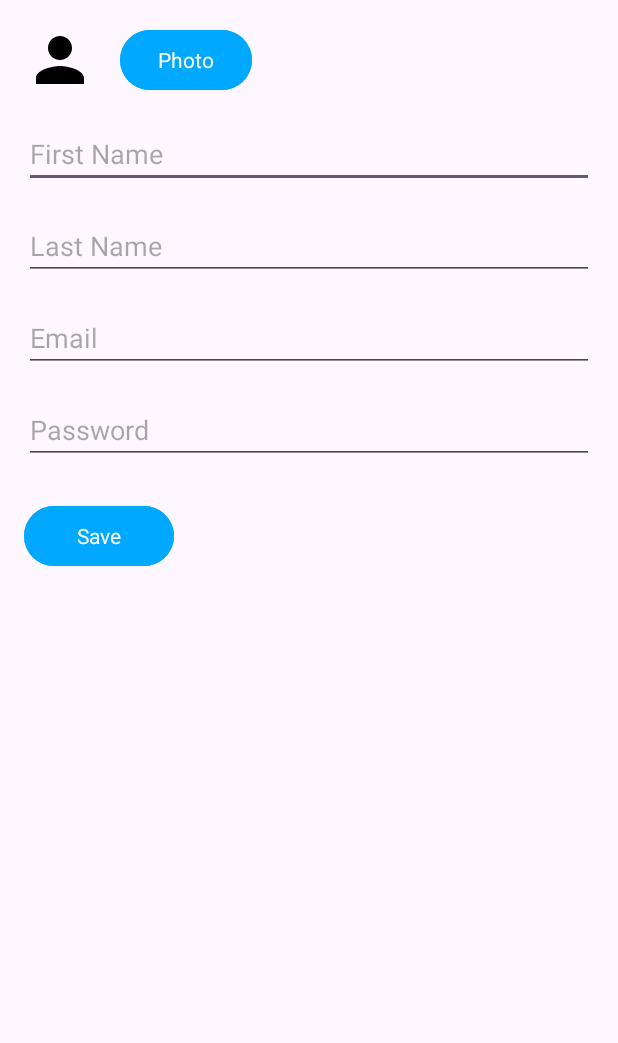
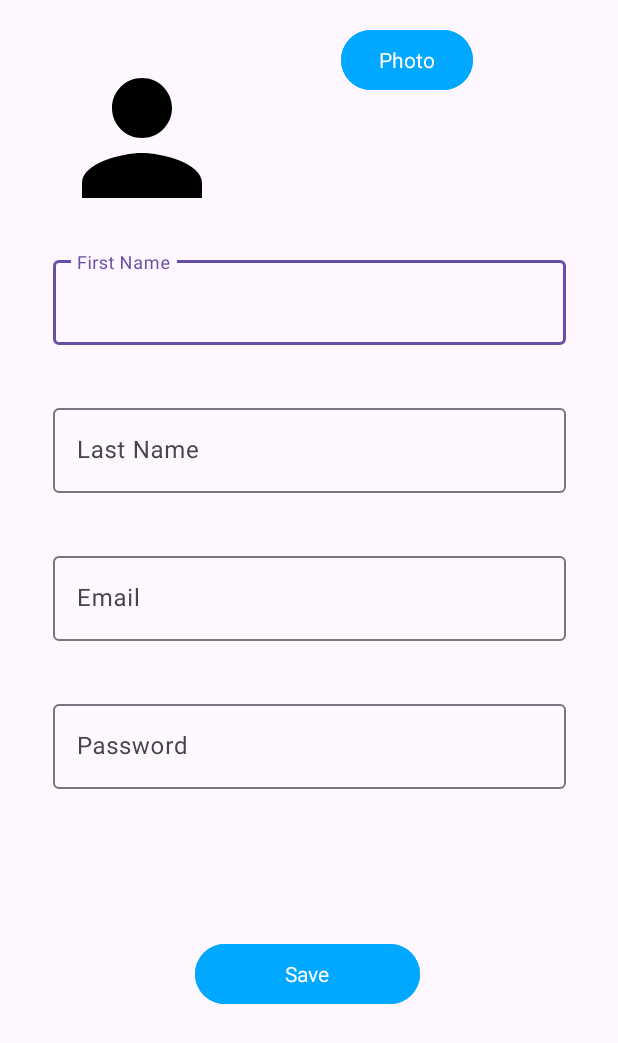
Before and after one commit to The-Petot/Mindcraft, an Android app: the SettingProfileActivity screen opened directly, with no data from a screen before it, on a phone screen of 412 x 824 dp. Shown: the top 1043 px of the screen. Run offline under Robolectric (Android 15) with nearby library versions, the phone set to English and light mode, and no system bars; pictures from the network do not load; 6 statements that could not run were skipped.

Commit message:
Memperbaiki tampilan setting

```diff
--- /dev/null
+++ b/app/src/main/res/drawable/ic_edit.xml
@@ -0,0 +1,5 @@
+<vector xmlns:android="http://schemas.android.com/apk/res/android" android:height="24dp" android:tint="#000000" android:viewportHeight="24" android:viewportWidth="24" android:width="24dp">
+
+    <path android:fillColor="@android:color/white" android:pathData="M3,17.25V21h3.75L17.81,9.94l-3.75,-3.75L3,17.25zM20.71,7.04c0.39,-0.39 0.39,-1.02 0,-1.41l-2.34,-2.34c-0.39,-0.39 -1.02,-0.39 -1.41,0l-1.83,1.83 3.75,3.75 1.83,-1.83z"/>
+
+</vector>
--- a/app/src/main/res/layout/activity_setting_profile.xml
+++ b/app/src/main/res/layout/activity_setting_profile.xml
@@ -1,74 +1,135 @@
 <?xml version="1.0" encoding="utf-8"?>
-<LinearLayout xmlns:android="http://schemas.android.com/apk/res/android"
+<androidx.constraintlayout.widget.ConstraintLayout
+    xmlns:android="http://schemas.android.com/apk/res/android"
+    xmlns:app="http://schemas.android.com/apk/res-auto"
+    xmlns:tools="http://schemas.android.com/tools"
     android:layout_width="match_parent"
     android:layout_height="match_parent"
-    android:orientation="vertical"
     android:padding="16dp">
 
-    <LinearLayout
-        android:layout_width="match_parent"
-        android:layout_height="wrap_content"
-        android:gravity="center_vertical">
+    <!-- Profile Image -->
+
+    <!-- Photo Button -->
+
+    <!-- First Name -->
 
     <ImageView
         android:id="@+id/profileImageView"
-            android:layout_width="48dp"
-            android:layout_height="48dp"
+        android:layout_width="120dp"
+        android:layout_height="120dp"
+        android:layout_marginTop="16dp"
         android:contentDescription="@string/profile_picture"
-            android:src="@drawable/ic_person" />
+        android:src="@drawable/ic_person"
+        app:layout_constraintEnd_toEndOf="parent"
+        app:layout_constraintHorizontal_bias="0.073"
+        app:layout_constraintStart_toStartOf="parent"
+        app:layout_constraintTop_toTopOf="parent" />
 
     <Button
         android:id="@+id/photoButton"
         android:layout_width="wrap_content"
         android:layout_height="wrap_content"
-            android:layout_marginStart="16dp"
+        android:backgroundTint="@color/primary"
+        android:drawableStart="@drawable/ic_edit"
+        android:drawablePadding="8dp"
         android:text="@string/photo"
-            android:backgroundTint="@color/primary"/>
+        app:layout_constraintEnd_toEndOf="parent"
+        app:layout_constraintHorizontal_bias="0.475"
+        app:layout_constraintStart_toEndOf="@+id/profileImageView"
+        tools:layout_editor_absoluteY="55dp"
+        tools:ignore="MissingConstraints" />
 
-    </LinearLayout>
+    <com.google.android.material.textfield.TextInputLayout
+        android:id="@+id/firstNameLayout"
+        android:layout_width="0dp"
+        android:layout_height="wrap_content"
+        android:layout_marginTop="16dp"
+        android:hint="@string/firstName"
+        app:errorEnabled="true"
+        app:layout_constraintEnd_toEndOf="parent"
+        app:layout_constraintStart_toStartOf="parent"
+        app:layout_constraintTop_toBottomOf="@+id/profileImageView"
+        app:layout_constraintWidth_percent="0.9">
 
-    <EditText
+        <com.google.android.material.textfield.TextInputEditText
             android:id="@+id/firstNameEditText"
             android:layout_width="match_parent"
             android:layout_height="wrap_content"
-        android:autofillHints=""
-        android:hint="@string/firstName"
-        android:inputType="text"
-        android:layout_marginTop="16dp" />
+            android:inputType="text" />
+    </com.google.android.material.textfield.TextInputLayout>
 
-    <EditText
+    <!-- Last Name -->
+    <com.google.android.material.textfield.TextInputLayout
+        android:id="@+id/lastNameLayout"
+        android:layout_width="0dp"
+        android:layout_height="wrap_content"
+        android:hint="@string/lastName"
+        app:errorEnabled="true"
+        app:layout_constraintTop_toBottomOf="@id/firstNameLayout"
+        app:layout_constraintStart_toStartOf="parent"
+        app:layout_constraintEnd_toEndOf="parent"
+        app:layout_constraintWidth_percent="0.9"
+        android:layout_marginTop="16dp">
+
+        <com.google.android.material.textfield.TextInputEditText
             android:id="@+id/lastNameEditText"
             android:layout_width="match_parent"
             android:layout_height="wrap_content"
-        android:autofillHints=""
-        android:hint="@string/lastName"
-        android:inputType="text"
-        android:layout_marginTop="16dp" />
+            android:inputType="text" />
+    </com.google.android.material.textfield.TextInputLayout>
 
-    <EditText
+    <!-- Email -->
+    <com.google.android.material.textfield.TextInputLayout
+        android:id="@+id/emailLayout"
+        android:layout_width="0dp"
+        android:layout_height="wrap_content"
+        android:hint="@string/email"
+        app:errorEnabled="true"
+        app:layout_constraintTop_toBottomOf="@id/lastNameLayout"
+        app:layout_constraintStart_toStartOf="parent"
+        app:layout_constraintEnd_toEndOf="parent"
+        app:layout_constraintWidth_percent="0.9"
+        android:layout_marginTop="16dp">
+
+        <com.google.android.material.textfield.TextInputEditText
             android:id="@+id/emailEditText"
             android:layout_width="match_parent"
             android:layout_height="wrap_content"
-        android:autofillHints=""
-        android:hint="@string/email"
-        android:inputType="textEmailAddress"
-        android:layout_marginTop="16dp" />
+            android:inputType="textEmailAddress" />
+    </com.google.android.material.textfield.TextInputLayout>
 
-    <EditText
+    <!-- Password -->
+    <com.google.android.material.textfield.TextInputLayout
+        android:id="@+id/passwordLayout"
+        android:layout_width="0dp"
+        android:layout_height="wrap_content"
+        android:hint="@string/password"
+        app:errorEnabled="true"
+        app:layout_constraintTop_toBottomOf="@id/emailLayout"
+        app:layout_constraintStart_toStartOf="parent"
+        app:layout_constraintEnd_toEndOf="parent"
+        app:layout_constraintWidth_percent="0.9"
+        android:layout_marginTop="16dp">
+
+        <com.google.android.material.textfield.TextInputEditText
             android:id="@+id/passwordEditText"
             android:layout_width="match_parent"
             android:layout_height="wrap_content"
-        android:autofillHints=""
-        android:hint="@string/password"
-        android:inputType="textPassword"
-        android:layout_marginTop="16dp" />
+            android:inputType="textPassword" />
+    </com.google.android.material.textfield.TextInputLayout>
 
+    <!-- Save Button -->
     <Button
         android:id="@+id/saveButton"
-        android:layout_width="100dp"
+        android:layout_width="150dp"
         android:layout_height="wrap_content"
+        android:layout_marginBottom="56dp"
+        android:backgroundTint="@color/primary"
         android:text="@string/save"
-        android:layout_marginTop="24dp"
-        android:backgroundTint="@color/primary" />
+        app:layout_constraintBottom_toBottomOf="parent"
+        app:layout_constraintEnd_toEndOf="parent"
+        app:layout_constraintHorizontal_bias="0.497"
+        app:layout_constraintStart_toStartOf="parent"
+        app:layout_constraintTop_toBottomOf="@+id/passwordLayout" />
 
-</LinearLayout>
+</androidx.constraintlayout.widget.ConstraintLayout>
--- a/app/src/main/res/layout/fragment_setting.xml
+++ b/app/src/main/res/layout/fragment_setting.xml
@@ -2,6 +2,7 @@
     xmlns:tools="http://schemas.android.com/tools"
     android:layout_width="match_parent"
     android:layout_height="match_parent"
+    xmlns:app="http://schemas.android.com/apk/res-auto"
     android:background="#ECECEC"
     android:padding="16dp">
 
@@ -101,7 +102,10 @@
                 android:id="@+id/twoStepSwitch"
                 android:layout_width="wrap_content"
                 android:layout_height="wrap_content"
-                android:checked="true"/>
+                android:checked="true"
+                app:thumbTint="@color/primary"
+                app:trackTint="@color/grey" />
+
 
         </LinearLayout>
 
@@ -147,7 +151,9 @@
                 android:id="@+id/notificationsSwitch"
                 android:layout_width="wrap_content"
                 android:layout_height="wrap_content"
-                android:checked="true" />
+                android:checked="true"
+                app:thumbTint="@color/primary"
+                app:trackTint="@color/grey" />
         </LinearLayout>
 
         <!-- Logout Button -->
--- a/app/src/main/res/values/colors.xml
+++ b/app/src/main/res/values/colors.xml
@@ -8,5 +8,7 @@
     <color name="accent">#A0E9FF</color>
     <color name="surface">#F8FEFF</color>
 
+    <color name="grey">#D6D6D6</color>
+
 
 </resources>
```
Lines whose indentation alone changed are shown as unchanged.
